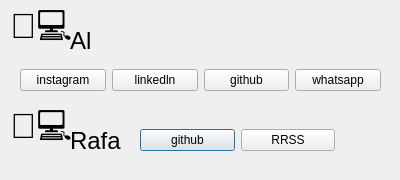
First picture: the form in view/ui/Help__contact.ui, repository albertolicea00/CRUD-PyQt, before the edit.
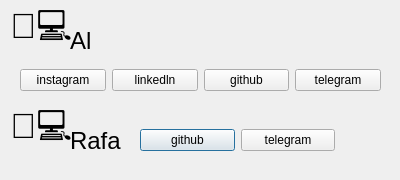
Second picture: the form after the edit.

The edit to the form file:
```diff
--- a/view/ui/Help__contact.ui
+++ b/view/ui/Help__contact.ui
@@ -131,7 +131,7 @@
        <cursorShape>ArrowCursor</cursorShape>
       </property>
       <property name="text">
-       <string>RRSS</string>
+       <string>telegram</string>
       </property>
      </widget>
     </item>
@@ -183,7 +183,7 @@
        <cursorShape>ArrowCursor</cursorShape>
       </property>
       <property name="text">
-       <string>whatsapp</string>
+       <string>telegram</string>
       </property>
      </widget>
     </item>
```
Left out of the diff: 12 changed lines with no effect on the pictures.
